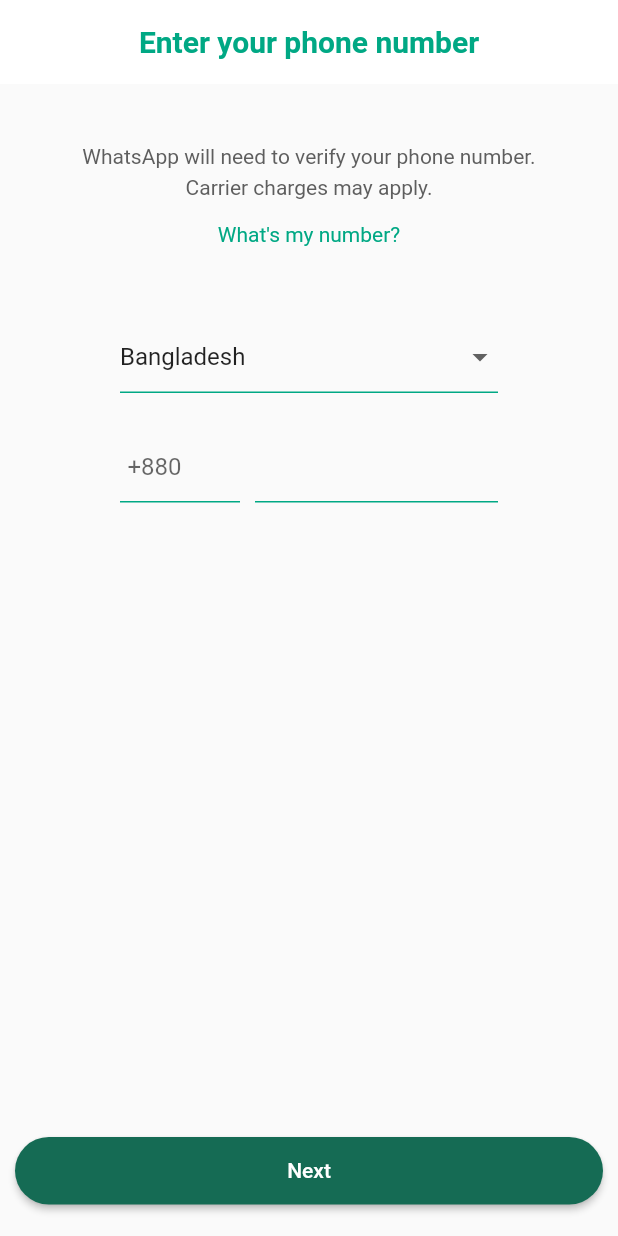
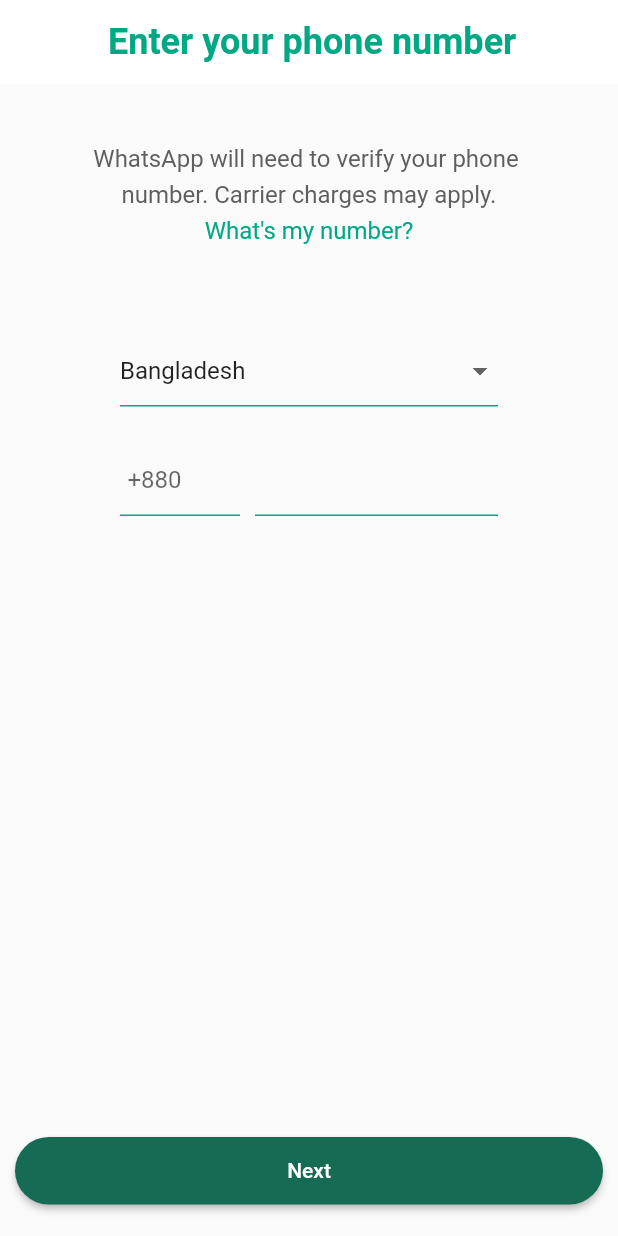
Before and after one commit to DxDForge/Whatsapp-Ui, a Flutter app: the screen it shows after launch, after a tap on "Agree and continue", on a phone screen of 412 x 824 dp. Run offline on Flutter 3.47's test engine with Material 3 defaults, Android fonts, the phone set to English and light mode, and no system bars; our stand-ins replace image_picker; network calls fail; key blocks and very long unbroken strings in the code were emptied for the run.

Commit message:
Some UI improvement -> Final Touch

```diff
--- a/lib/screen/auth/login_screen.dart
+++ b/lib/screen/auth/login_screen.dart
@@ -57,6 +57,7 @@ class _LoginScreenState extends State<LoginScreen> {
           style: TextStyle(
             color: Color(0xFF00A884),
             fontWeight: FontWeight.bold,
+            fontSize: 24
           ),
         ),
         elevation: 0,
@@ -70,22 +71,25 @@ class _LoginScreenState extends State<LoginScreen> {
           children: [
             const SizedBox(height: 40),
             UiHelper.customText(
-              text: 'WhatsApp will need to verify your phone number.',
-              fontSize: 14,
+              text: 'WhatsApp will need to verify your phone ',
+              fontSize: 16,
+              fontWeight: FontWeight.w400
             ),
             const SizedBox(height: 5),
             UiHelper.customText(
-              text: 'Carrier charges may apply.',
-              fontSize: 14,
+              text: 'number. Carrier charges may apply.',
+              fontSize: 16,
+              fontWeight: FontWeight.w400
+
             ),
-            const SizedBox(height: 15),
+            const SizedBox(height: 5),
             UiHelper.customText(
               text: 'What\'s my number?',
-              fontSize: 14,
+              fontSize: 16,
               color: const Color(0xFF00A884),
               fontWeight: FontWeight.w400,
             ),
-            const SizedBox(height: 50),
+            const SizedBox(height: 60),
 
             // Country Dropdown
             Padding(
--- a/lib/screen/camera.dart
+++ b/lib/screen/camera.dart
@@ -7,7 +7,7 @@ class Camera extends StatelessWidget {
   Widget build(BuildContext context) {
     return const Scaffold(
       body: Center(
-        child: Text('camera'),
+        child: Text('camera',style: TextStyle(fontSize: 24,fontWeight: FontWeight.bold),),
       ),
 
     );
--- a/lib/screen/chats.dart
+++ b/lib/screen/chats.dart
@@ -107,16 +107,16 @@ class Chats extends StatelessWidget {
             radius: 25,
             backgroundImage: NetworkImage(userData[index]['image'].toString()),
           ),
-          title: UiHelper.customText(text: userData[index]['name'].toString(), fontSize: 14,fontWeight: FontWeight.bold,color: Colors.black),
+          title: UiHelper.customText(text: userData[index]['name'].toString(), fontSize: 16,fontWeight: FontWeight.bold,color: Colors.black),
           subtitle:UiHelper.customText(text: userData[index]['lastMessage'].toString(), fontSize: 13),
           trailing: Column(
             mainAxisAlignment: MainAxisAlignment.center,
             children: [
               UiHelper.customText(text: userData[index]['time'].toString(), fontSize: 12, color: const Color(0XFF026500),fontWeight: FontWeight.w700),
               const SizedBox(height: 3),
-               CircleAvatar(radius: 8,
+               CircleAvatar(radius: 10,
               backgroundColor:const Color(0XFF026500),
-              child: UiHelper.customText(text: userData[index]['msg'].toString(), fontSize: 12, color:  Colors.white),
+              child: UiHelper.customText(text: userData[index]['msg'].toString(), fontSize: 13, color:  Colors.white,fontWeight: FontWeight.w400),
               ),
 
 
--- a/lib/screen/home_screen.dart
+++ b/lib/screen/home_screen.dart
@@ -25,7 +25,7 @@ class HomeScreen extends StatelessWidget {
             Tab(text: "CALLS"),
           ],indicatorColor: Colors.white,),
 
-          toolbarHeight: 100,
+          toolbarHeight: 80,
            elevation: 0,
           backgroundColor: const Color(0XFF008069),
 
--- a/lib/screen/on_boarding.dart
+++ b/lib/screen/on_boarding.dart
@@ -8,59 +8,51 @@ class OnBoarding extends StatelessWidget {
   @override
   Widget build(BuildContext context) {
     return Scaffold(
-      body: Padding(
-        padding: const EdgeInsets.symmetric(horizontal: 20.0), // Add padding for better alignment
-        child: Column(
-          mainAxisAlignment: MainAxisAlignment.center,
+      body: Column(
+        mainAxisAlignment: MainAxisAlignment.start,
         children: [
-            // Display the onboarding image at the top
-            Image.asset(
-              'assets/images/boarding.png',
-              height: MediaQuery.of(context).size.height * 0.4, // Responsive height
-              fit: BoxFit.contain,
+          const SizedBox(height: 150), // Push image down a bit from the top
+
+          // Circular onboarding image
+          Center(
+            child: CircleAvatar(
+              radius: MediaQuery.of(context).size.width * 0.4, // Set radius to 40% of screen width
+              backgroundImage: const AssetImage('assets/images/boarding.png'),
+              backgroundColor: Colors.transparent,
             ),
+          ),
+
           const SizedBox(height: 50),
 
-            // Text Section
-            Center(
-              child: Column(
-                children: [
+          // Welcome text and description
           UiHelper.customText(
             text: "Welcome to WhatsApp",
-                    color: const Color(0xFF000000),
-                    fontSize: 20,
-                    fontWeight: FontWeight.bold,
+            color: Colors.black,
+            fontSize: 24,
+            // fontWeight: FontWeight.bold,
+            // textAlign: TextAlign.center,
           ),
           const SizedBox(height: 15),
 
           // Privacy policy and terms message
           Padding(
-                    padding: const EdgeInsets.symmetric(horizontal: 12.0),
+            padding: const EdgeInsets.symmetric(horizontal: 25.0),
             child: Column(
               children: [
-                        Row(
-                          mainAxisAlignment: MainAxisAlignment.center,
+                RichText(
+                  textAlign: TextAlign.center,
+                  text: const TextSpan(
+                    style: const TextStyle(color: Colors.black, fontSize: 16),
                     children: [
-                            UiHelper.customText(text: 'Read our ', fontSize: 14),
-                            UiHelper.customText(
+                      TextSpan(text: 'Read our ',style: TextStyle(color: Color(0XFF5E5E5E),fontSize: 16,height: 1.2)),
+                      TextSpan(
                         text: 'Privacy Policy',
-                              color: const Color(0xFF0C42CC),
-                              fontSize: 14,
+                        style: TextStyle(color: Color(0xFF0C42CC)),
                       ),
-                            UiHelper.customText(text: '. Tap “Agree and continue”', fontSize: 14),
-                          ],
-                        ),
-                        const SizedBox(height: 5),
-                        Row(
-                          mainAxisAlignment: MainAxisAlignment.center,
-                          children: [
-                            UiHelper.customText(text: 'to accept the ', fontSize: 14),
-                            UiHelper.customText(
+                      TextSpan(text: '. Tap “Agree and continue” to accept the ',style: TextStyle(color: Color(0XFF5E5E5E),fontSize: 16,height: 1.2)),
+                      TextSpan(
                         text: 'Terms of Service.',
-                              color: const Color(0xFF0C42CC),
-                              fontSize: 14,
-                            ),
-                          ],
+                        style: TextStyle(color: Color(0xFF0C42CC),fontSize: 16,height: 1.2),
                       ),
                     ],
                   ),
@@ -70,11 +62,12 @@ class OnBoarding extends StatelessWidget {
           ),
         ],
       ),
-      ),
 
-      // Floating action button for navigating to the Home screen
+      // Floating action button at the bottom
       floatingActionButton: Padding(
-        padding: const EdgeInsets.only(bottom: 5.0), // Adjust padding to match button's position
+        padding: const EdgeInsets.only(bottom: 20.0),
+        child: SizedBox(
+          width: MediaQuery.of(context).size.width * 0.9, // Full-width button with slight margins
           child: UiHelper.customButton(
             context: context,
             callback: () => Navigator.push(
@@ -82,9 +75,11 @@ class OnBoarding extends StatelessWidget {
               MaterialPageRoute(builder: (context) => const LoginScreen()),
             ),
             buttonName: "Agree and continue",
+            // color: const Color(0xFF25D366), // WhatsApp green color for the button
           ),
         ),
-      floatingActionButtonLocation: FloatingActionButtonLocation.centerFloat, // Center the button at the bottom
+      ),
+      floatingActionButtonLocation: FloatingActionButtonLocation.centerFloat,
     );
   }
 }
--- a/lib/widget/ui_helper.dart
+++ b/lib/widget/ui_helper.dart
@@ -32,6 +32,7 @@ class UiHelper {
     required double fontSize,
     Color color = const Color(0xFF5E5E5E), // Default color
     FontWeight fontWeight = FontWeight.normal,// Default font weight
+   double fontHeight = 1.2, // Default line height
 }) {
   return Text(
     text,
@@ -39,15 +40,15 @@ class UiHelper {
       fontWeight: fontWeight,
       fontSize: fontSize,
       color: color,
-        // height: fontHeight,
+      height: fontHeight, // Apply the line height
     ),
   );
 }
 
   static customContainer(TextEditingController controller){
     return Container(
-      height: 40,
-      width: 40,
+      height: 50,
+      width: 50,
       decoration: BoxDecoration(
         borderRadius: BorderRadius.circular(10),
         color: const Color(0XFFD9D9D9),
```
Also changed, not shown: lib/screen/otp_screen.dart (+9 -8 lines), lib/screen/profile_screen.dart (+13 -4 lines), lib/widget/ui_plush.dart (added, +118 -0 lines). Lines whose indentation alone changed are shown as unchanged.
